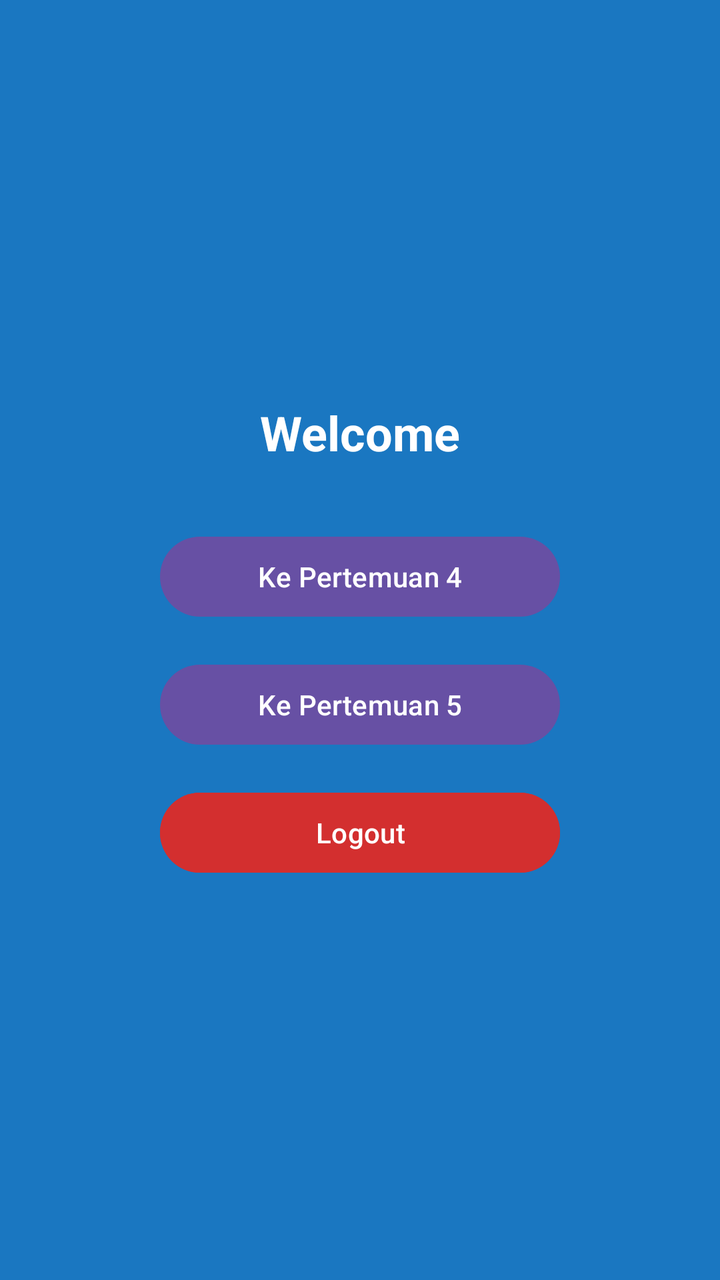
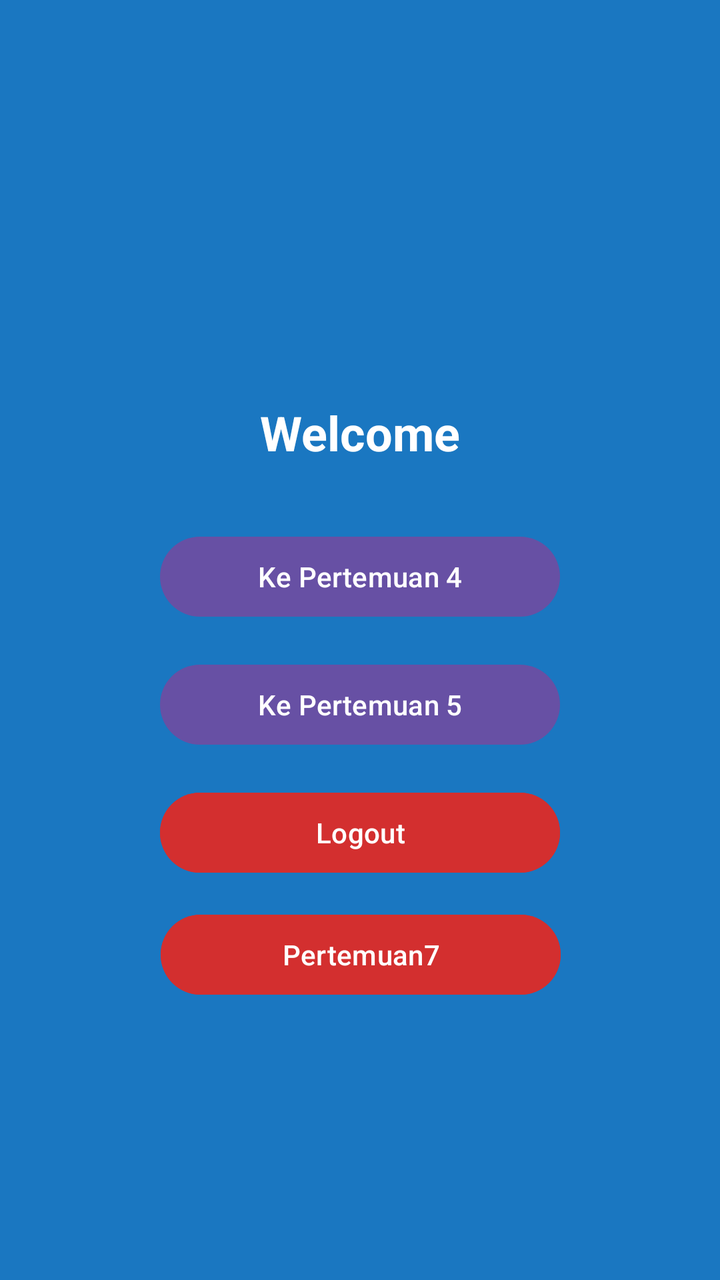

Two renders of the same Android screen: before a commit and after it. Below are the layout's source before the change and the commit's diff.
<!-- AndroidManifest.xml: application theme Theme.Trinaldi -->
<!-- res/layout/activity_main.xml -->
<?xml version="1.0" encoding="utf-8"?>
<androidx.constraintlayout.widget.ConstraintLayout xmlns:android="http://schemas.android.com/apk/res/android"
    xmlns:app="http://schemas.android.com/apk/res-auto"
    xmlns:tools="http://schemas.android.com/tools"
    android:id="@+id/main"
    android:layout_width="match_parent"
    android:layout_height="match_parent"
    android:background="@color/bg"
    android:padding="24dp"
    tools:context=".MainActivity">

    <TextView
        android:id="@+id/tvWelcome"
        android:layout_width="wrap_content"
        android:layout_height="wrap_content"
        android:text="Welcome"
        android:textColor="@color/white"
        android:textSize="24sp"
        android:textStyle="bold"
        app:layout_constraintBottom_toTopOf="@+id/btnToFourth"
        app:layout_constraintEnd_toEndOf="parent"
        app:layout_constraintStart_toStartOf="parent"
        app:layout_constraintTop_toTopOf="parent"
        app:layout_constraintVertical_chainStyle="packed" />

    <Button
        android:id="@+id/btnToFourth"
        android:layout_width="200dp"
        android:layout_height="wrap_content"
        android:layout_marginTop="32dp"
        android:text="Ke Pertemuan 4"
        app:layout_constraintBottom_toTopOf="@+id/btnTOFifth"
        app:layout_constraintEnd_toEndOf="parent"
        app:layout_constraintStart_toStartOf="parent"
        app:layout_constraintTop_toBottomOf="@+id/tvWelcome" />

    <Button
        android:id="@+id/btnTOFifth"
        android:layout_width="200dp"
        android:layout_height="wrap_content"
        android:layout_marginTop="16dp"
        android:text="Ke Pertemuan 5"
        app:layout_constraintBottom_toTopOf="@+id/btnLogout"
        app:layout_constraintEnd_toEndOf="parent"
        app:layout_constraintStart_toStartOf="parent"
        app:layout_constraintTop_toBottomOf="@+id/btnToFourth" />

    <Button
        android:id="@+id/btnLogout"
        android:layout_width="200dp"
        android:layout_height="wrap_content"
        android:layout_marginTop="16dp"
        android:backgroundTint="#D32F2F"
        android:text="Logout"
        app:layout_constraintBottom_toBottomOf="parent"
        app:layout_constraintEnd_toEndOf="parent"
        app:layout_constraintStart_toStartOf="parent"
        app:layout_constraintTop_toBottomOf="@+id/btnTOFifth" />

</androidx.constraintlayout.widget.ConstraintLayout>
<!-- resources referenced by this layout -->
<resources>
  <color name="bg">#1A77C1</color>
  <color name="white">#FFFFFFFF</color>
  <style name="Theme.Trinaldi" parent="Base.Theme.Trinaldi" />
  <style name="Base.Theme.Trinaldi" parent="Theme.Material3.DayNight.NoActionBar">
          
          
      </style>
</resources>

<!-- the commit's change to res/layout/activity_main.xml (unified diff, before → after) -->
@@ -29,13 +29,13 @@
         android:layout_height="wrap_content"
         android:layout_marginTop="32dp"
         android:text="Ke Pertemuan 4"
-        app:layout_constraintBottom_toTopOf="@+id/btnTOFifth"
+        app:layout_constraintBottom_toTopOf="@+id/btnToFifth"
         app:layout_constraintEnd_toEndOf="parent"
         app:layout_constraintStart_toStartOf="parent"
         app:layout_constraintTop_toBottomOf="@+id/tvWelcome" />
 
     <Button
-        android:id="@+id/btnTOFifth"
+        android:id="@+id/btnToFifth"
         android:layout_width="200dp"
         android:layout_height="wrap_content"
         android:layout_marginTop="16dp"
@@ -55,6 +55,20 @@
         app:layout_constraintBottom_toBottomOf="parent"
         app:layout_constraintEnd_toEndOf="parent"
         app:layout_constraintStart_toStartOf="parent"
-        app:layout_constraintTop_toBottomOf="@+id/btnTOFifth" />
+        app:layout_constraintTop_toBottomOf="@+id/btnToFifth" />
+
+    <Button
+        android:id="@+id/btnToSeventh"
+        android:layout_width="200dp"
+        android:layout_height="wrap_content"
+        android:layout_marginTop="16dp"
+        android:backgroundTint="#D32F2F"
+        android:text="Pertemuan7"
+        app:layout_constraintBottom_toBottomOf="parent"
+        app:layout_constraintEnd_toEndOf="parent"
+        app:layout_constraintHorizontal_bias="0.503"
+        app:layout_constraintStart_toStartOf="parent"
+        app:layout_constraintTop_toBottomOf="@+id/btnToFifth"
+        app:layout_constraintVertical_bias="0.348" />
 
 </androidx.constraintlayout.widget.ConstraintLayout>
